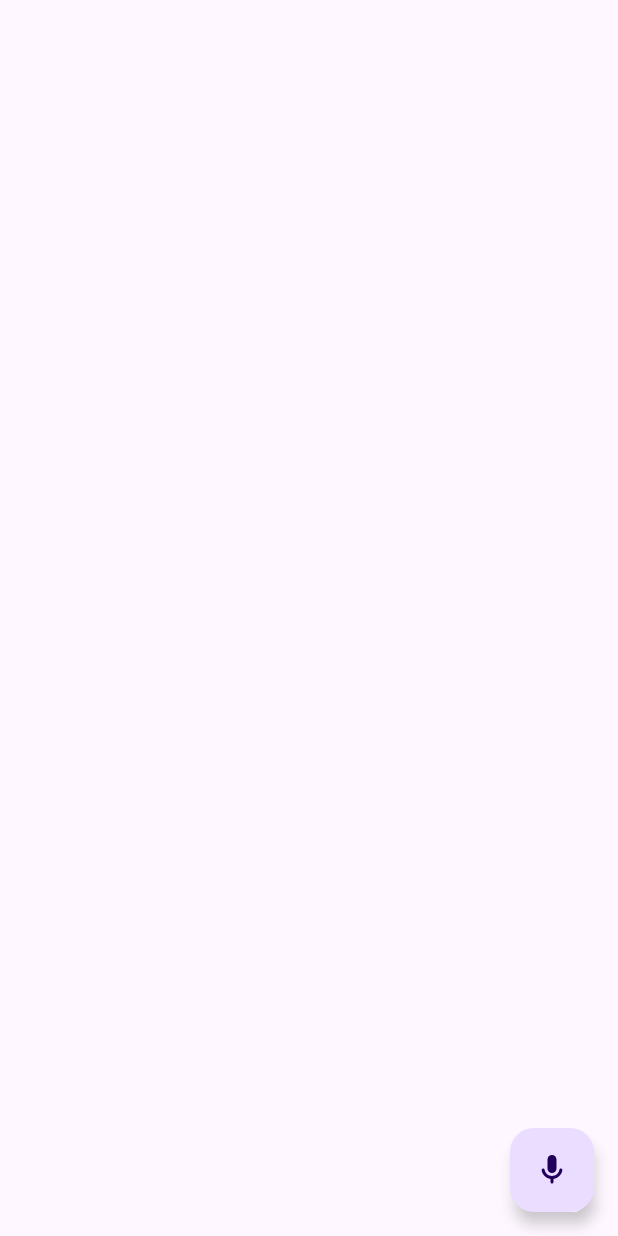
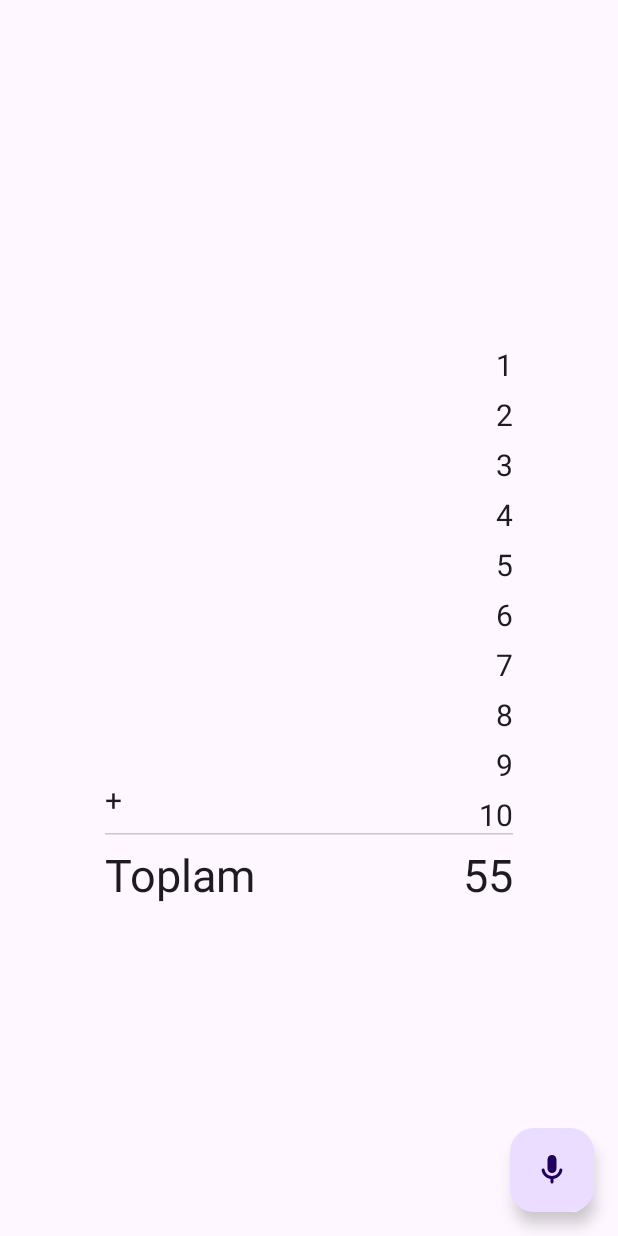
Before and after one commit to My-Android-Kotlin-Projects/Speech-to-text, an Android app built with Jetpack Compose: the screen it shows after launch (MainActivity), on a phone screen of 412 x 824 dp. Run offline under Robolectric (Android 15) with nearby library versions, the phone set to English and light mode, and no system bars.

Commit message:
showing numbers area is ready

```diff
--- a/app/src/main/java/com/example/speechtotext/MainActivity.kt
+++ b/app/src/main/java/com/example/speechtotext/MainActivity.kt
@@ -16,6 +16,7 @@ import androidx.compose.foundation.layout.Arrangement
 import androidx.compose.foundation.layout.Box
 import androidx.compose.foundation.layout.Column
 import androidx.compose.foundation.layout.PaddingValues
+import androidx.compose.foundation.layout.Row
 import androidx.compose.foundation.layout.Spacer
 import androidx.compose.foundation.layout.fillMaxSize
 import androidx.compose.foundation.layout.fillMaxWidth
@@ -32,6 +33,7 @@ import androidx.compose.material.icons.rounded.Stop
 import androidx.compose.material3.Button
 import androidx.compose.material3.Card
 import androidx.compose.material3.FloatingActionButton
+import androidx.compose.material3.HorizontalDivider
 import androidx.compose.material3.Icon
 import androidx.compose.material3.Scaffold
 import androidx.compose.material3.Text
@@ -78,6 +80,9 @@ class MainActivity : ComponentActivity() {
             val state by voiceToTextParser.state.collectAsState()
             var openDialog by rememberSaveable { mutableStateOf(false) }
 
+            var listOfNumbers by remember {
+                mutableStateOf(listOf(1, 2, 3, 4, 5, 6, 7, 8, 9, 10))
+            }
             LaunchedEffect(key1 = state.isSpeaking) {
                 if (state.isSpeaking) {
                     openDialog = true
@@ -103,15 +108,53 @@ class MainActivity : ComponentActivity() {
                     }
                 }
             ) { innerPadding ->
-                Column(
+                Box(
                     modifier = Modifier
                         .fillMaxSize()
                         .padding(innerPadding)
                         .padding(20.dp),
-                    verticalArrangement = Arrangement.Center,
-                    horizontalAlignment = Alignment.CenterHorizontally
+                    contentAlignment = Alignment.Center
                 ) {
+                    Column(
+                        modifier = Modifier
+                            .fillMaxWidth()
+                            .padding(50.dp), horizontalAlignment = Alignment.End
+                    ) {
+                        listOfNumbers.forEachIndexed { index, number ->
+                            if (index == listOfNumbers.lastIndex) {
+                                Row {
+                                    Text(
+                                        text = "+",
+                                        fontSize = 20.sp,
+                                        modifier = Modifier.wrapContentSize()
+                                    )
+                                    Spacer(modifier = Modifier.weight(1f))
+                                    Text(
+                                        text = number.toString(),
+                                        fontSize = 20.sp,
+                                        modifier = Modifier
+                                            .wrapContentSize()
+                                            .padding(top = 10.dp)
+                                    )
+                                }
+                            } else {
+                                Text(
+                                    text = number.toString(),
+                                    fontSize = 20.sp,
+                                    modifier = Modifier
+                                        .wrapContentSize()
+                                        .padding(top = 10.dp)
+                                )
+                            }
+                        }
+                        HorizontalDivider()
+                        Row(modifier = Modifier.padding(top = 10.dp)) {
+                            Text(text = "Toplam", fontSize = 30.sp)
+                            Spacer(modifier = Modifier.weight(1f))
+                            Text(text = "${listOfNumbers.sum()}", fontSize = 30.sp)
+                        }
 
+                    }
                     if (openDialog) {
                         Box(
                             modifier = Modifier
@@ -135,8 +178,16 @@ class MainActivity : ComponentActivity() {
                                     }
                                 }
                                 Spacer(modifier = Modifier.weight(1f))
-                                Button(onClick = { openDialog = false; voiceToTextParser.stopListening() }) {
-                                    Text("Kapat")
+                                Button(onClick = {
+                                    openDialog = false;
+                                    voiceToTextParser.stopListening()
+                                    listOfNumbers = listOfNumbers + state.spokenText.toInt()
+                                }) {
+                                    if (state.isSpeaking || state.spokenText.isEmpty()) {
+                                        Text("Kapat")
+                                    } else {
+                                        Text("Ekle")
+                                    }
                                 }
                             }
 
```
